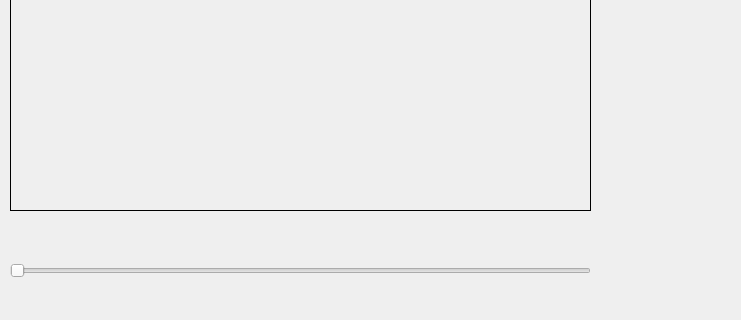
UuAcC/Static-API, file interface.ui: the form before one commit; both pictures show x 0 to 741 and y 380 to 700 of the 1000 by 700 pixel window.
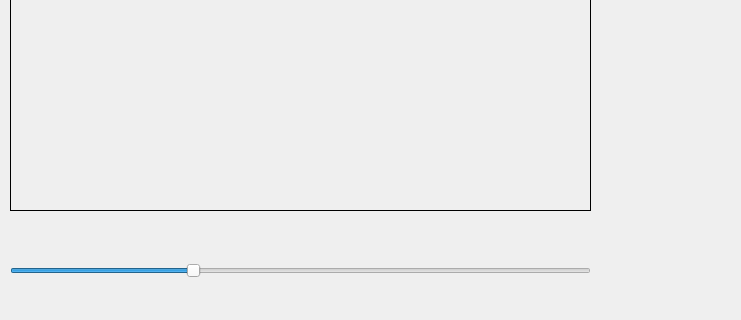
The form after the commit.

Commit message: Задача 1

Patch:
```diff
--- a/interface.ui
+++ b/interface.ui
@@ -39,6 +39,15 @@
       <height>41</height>
      </rect>
     </property>
+    <property name="minimum">
+     <number>1</number>
+    </property>
+    <property name="maximum">
+     <number>400</number>
+    </property>
+    <property name="value">
+     <number>125</number>
+    </property>
     <property name="orientation">
      <enum>Qt::Horizontal</enum>
     </property>
```
The commit also changes 1 other file.
